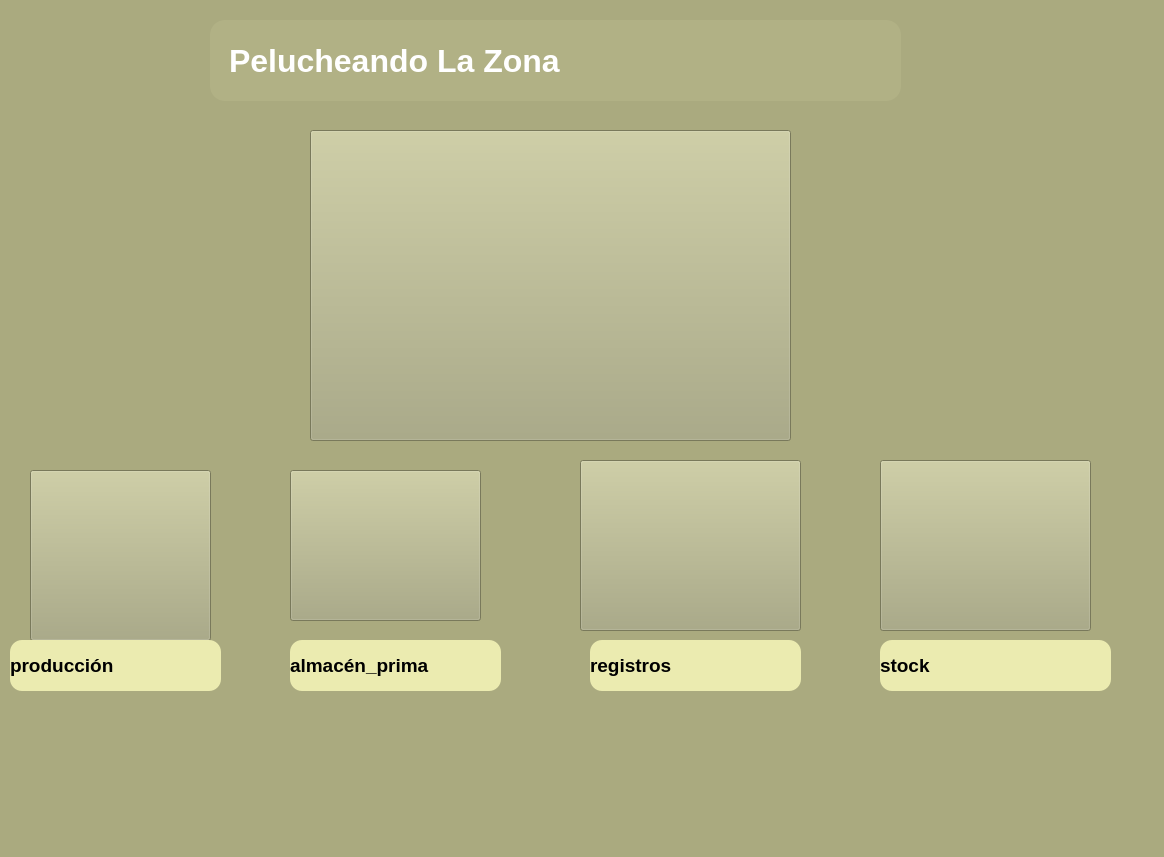
arturito76/proyecto, file view/menu_principal.ui: the form before one commit.
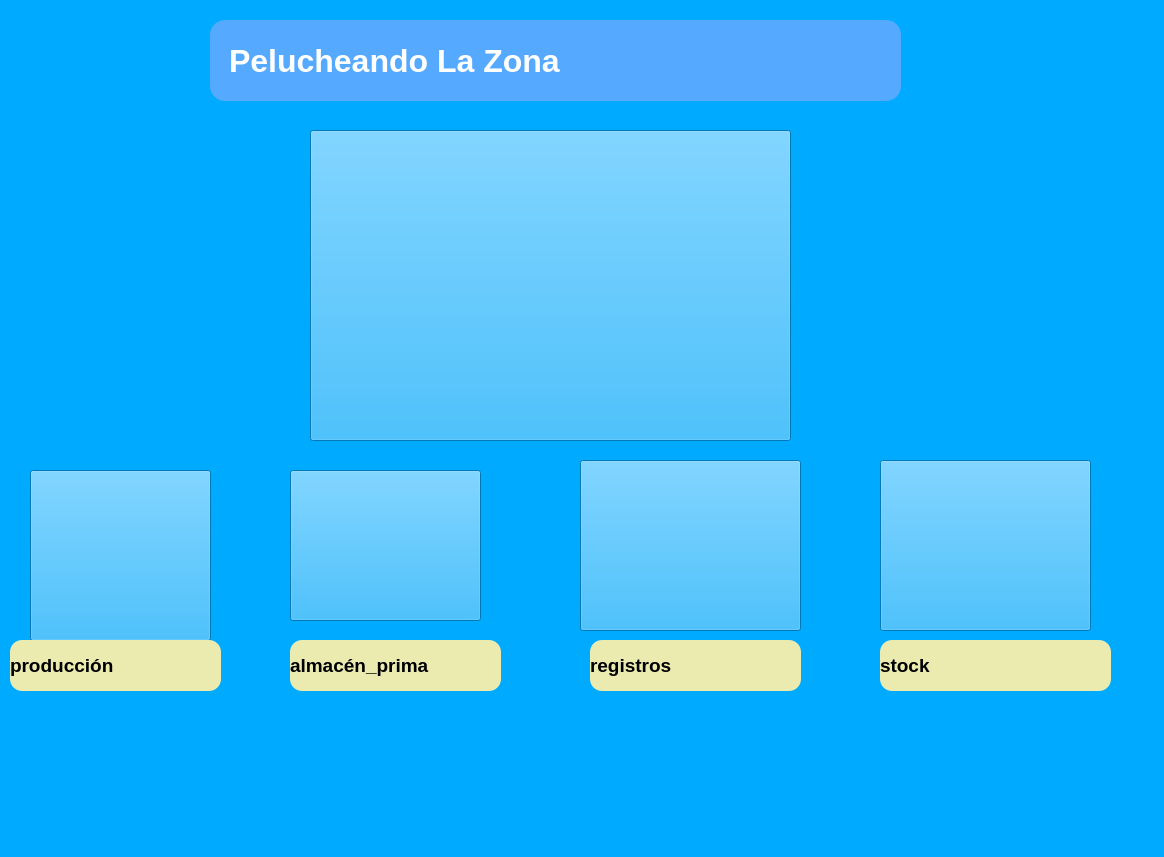
The form after the commit. Icons and pictures are not drawn.

What changed in the file:
```diff
--- a/view/menu_principal.ui
+++ b/view/menu_principal.ui
@@ -14,7 +14,7 @@
    <string>MainWindow</string>
   </property>
   <property name="styleSheet">
-   <string notr="true">background-color: rgb(170, 170, 127);</string>
+   <string notr="true">background-color: rgb(0, 170, 255);</string>
   </property>
   <widget class="QWidget" name="centralwidget">
    <widget class="QPushButton" name="produccion">
@@ -178,7 +178,7 @@
     padding: 10px; /* Añadir espacio alrededor del texto */
     border-radius: 15px; /* Bordes redondeados */
     qproperty-alignment: 'AlignCenter';
-background-color: rgb(177, 177, 133);</string>
+background-color: rgb(85, 170, 255);</string>
     </property>
     <property name="text">
      <string>Pelucheando La Zona</string>
```
